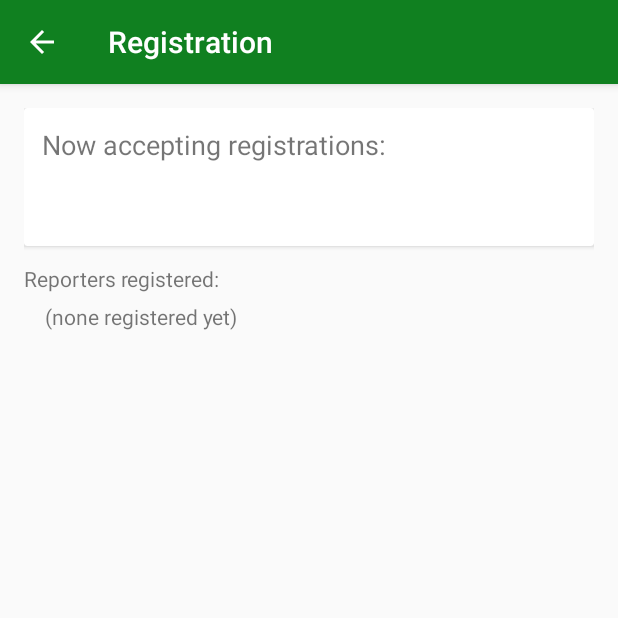
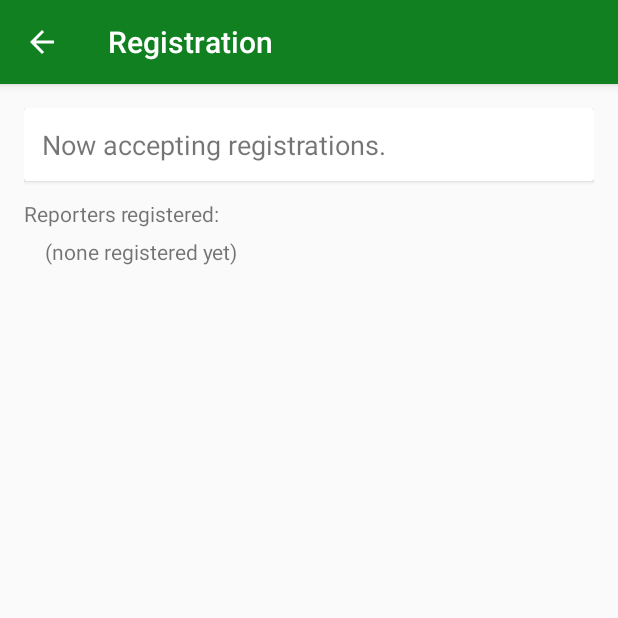
Before and after one commit to zestyping/fleetreceiver, an Android app: the RegistrationActivity screen opened directly, with no data from a screen before it, on a phone screen of 412 x 824 dp, the top half of it. Run offline under Robolectric (Android 15) with nearby library versions, the phone set to English and light mode, and no system bars; our stand-ins replace Room's generated code; 2 statements that could not run were skipped.

Commit message:
Handle case when getLine1Number returns null.

```diff
--- a/app/src/main/java/ca/zesty/fleetreceiver/RegistrationActivity.java
+++ b/app/src/main/java/ca/zesty/fleetreceiver/RegistrationActivity.java
@@ -40,7 +40,13 @@ public class RegistrationActivity extends BaseActivity {
             getApplicationContext(), AppDatabase.class, "database").allowMainThreadQueries().fallbackToDestructiveMigration().build();
         updateRegistrationTable();
 
-        u.setText(R.id.receiver_number, u.getSmsNumber());
+        if (u.getSmsNumber() == null) {
+            u.setText(R.id.registration_status, "Now accepting registrations.");
+            u.hide(R.id.receiver_number);
+        } else {
+            u.setText(R.id.registration_status, "Now accepting registrations:");
+            u.setText(R.id.receiver_number, u.getSmsNumber());
+        }
         registerReceiver(mSmsRegistrationReceiver, Utils.getMaxPrioritySmsFilter());
 
         mHandler = new Handler();
--- a/app/src/main/java/ca/zesty/fleetreceiver/Utils.java
+++ b/app/src/main/java/ca/zesty/fleetreceiver/Utils.java
@@ -205,6 +205,7 @@ public class Utils {
         } else {
             number = getTelephonyManager().getLine1Number();
         }
+        if (number == null) return null;
         return "+" + number.replaceAll("^\\+*", "");
     }
 
--- a/app/src/main/res/layout/activity_registration.xml
+++ b/app/src/main/res/layout/activity_registration.xml
@@ -24,6 +24,7 @@
         android:orientation="vertical">
 
       <TextView
+          android:id="@+id/registration_status"
           android:layout_width="match_parent"
           android:layout_height="wrap_content"
           android:text="Now accepting registrations:"
```
